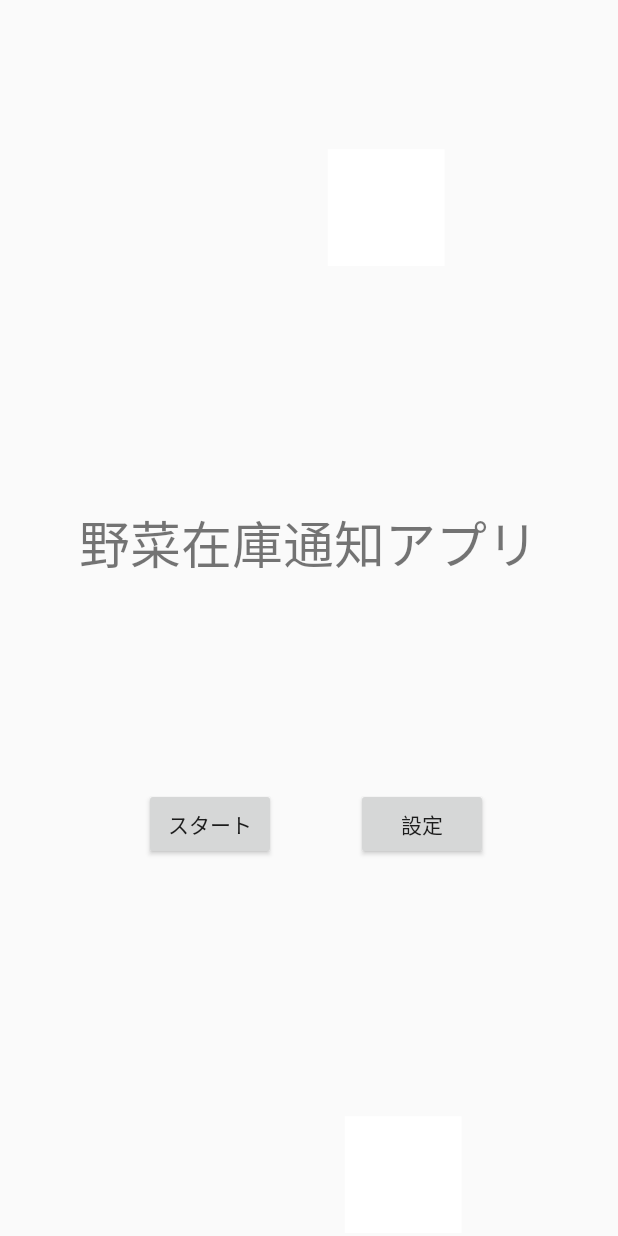
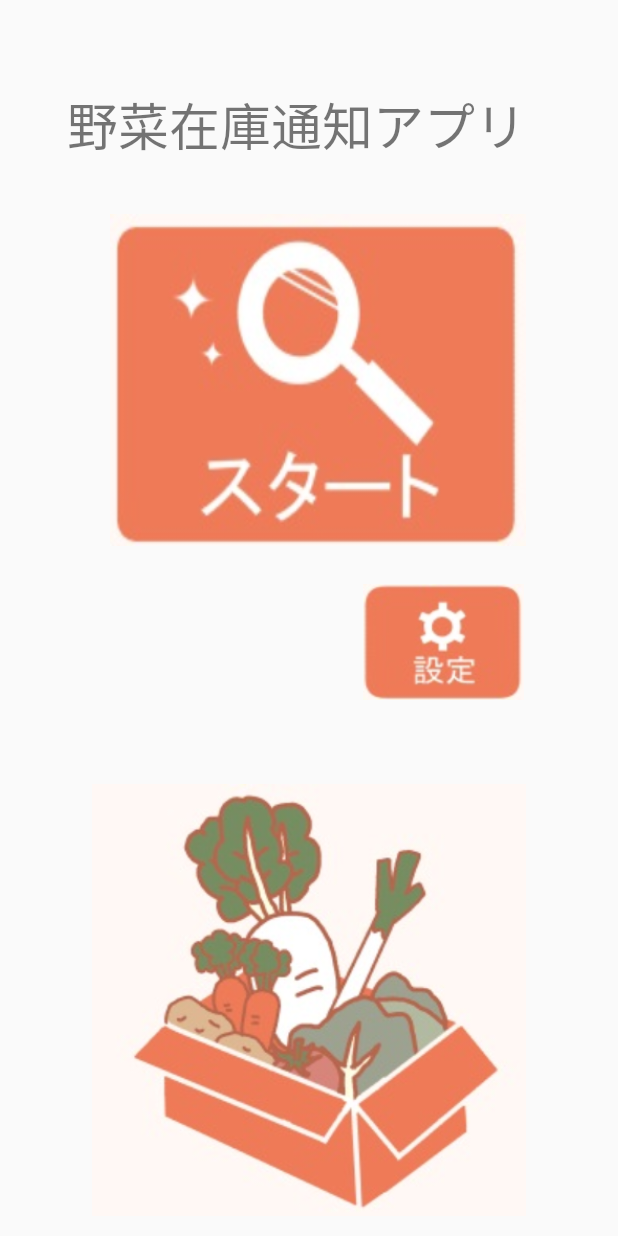
Before and after one commit to 18419NakamuraTemma/android-yolov3-linealarm, an Android app: the screen it shows after launch (Title), on a phone screen of 412 x 824 dp. Run offline under Robolectric (Android 15) with nearby library versions, the phone set to English and light mode, and no system bars.

Commit message:
UIを作成しました

```diff
--- a/app/src/main/AndroidManifest.xml
+++ b/app/src/main/AndroidManifest.xml
@@ -16,7 +16,7 @@
 
     <application
         android:allowBackup="true"
-        android:icon="@mipmap/ic_launcher"
+        android:icon="@drawable/appicon"
         android:label="@string/app_name"
         android:roundIcon="@mipmap/ic_launcher_round"
         android:supportsRtl="true"
--- a/app/src/main/java/com/yolov3android/Title.java
+++ b/app/src/main/java/com/yolov3android/Title.java
@@ -1,11 +1,13 @@
 package com.yolov3android;
 import androidx.appcompat.app.AppCompatActivity;
 import android.content.Intent;
+import android.media.Image;
 import android.os.Bundle;
 import android.view.View;
 import android.view.Window;
 import android.view.WindowManager;
 import android.widget.Button;
+import android.widget.ImageButton;
 
 
 public class Title extends AppCompatActivity {
@@ -21,7 +23,7 @@ public class Title extends AppCompatActivity {
 
 
 
-        Button sendButton = findViewById(R.id.button_start);
+        ImageButton sendButton = findViewById(R.id.button_start);
         sendButton.setOnClickListener(new View.OnClickListener() {
             @Override
             public void onClick(View v) {
@@ -30,7 +32,7 @@ public class Title extends AppCompatActivity {
             }
         });
 
-        Button SettingButton = findViewById(R.id.button_setting);
+        ImageButton SettingButton = findViewById(R.id.button_setting);
         SettingButton.setOnClickListener(new View.OnClickListener() {
             @Override
             public void onClick(View v) {
--- a/app/src/main/res/layout/activity_title.xml
+++ b/app/src/main/res/layout/activity_title.xml
@@ -6,30 +6,49 @@
     android:layout_width="match_parent"
     android:layout_height="match_parent">
 
+    <ImageButton
+        android:id="@+id/button_start"
+        android:layout_width="277dp"
+        android:layout_height="221dp"
+        android:layout_margin="10dp"
 
-    <Button
-        android:id="@+id/button_setting"
-        android:layout_width="wrap_content"
-        android:layout_height="wrap_content"
-        android:text="設定"
+        android:background="@drawable/startbutton"
         app:layout_constraintBottom_toBottomOf="parent"
         app:layout_constraintEnd_toEndOf="parent"
-        app:layout_constraintHorizontal_bias="0.733"
+        app:layout_constraintHorizontal_bias="0.551"
         app:layout_constraintStart_toStartOf="parent"
         app:layout_constraintTop_toTopOf="parent"
-        app:layout_constraintVertical_bias="0.677" />
+        app:layout_constraintVertical_bias="0.228"
+        tools:ignore="MissingConstraints" />
 
-    <Button
-        android:id="@+id/button_start"
-        android:layout_width="wrap_content"
-        android:layout_height="wrap_content"
-        android:text="スタート"
+    <ImageButton
+        android:id="@+id/button_setting"
+        android:layout_width="107dp"
+        android:layout_height="77dp"
+        android:layout_margin="10dp"
+
+        android:background="@drawable/setting"
         app:layout_constraintBottom_toBottomOf="parent"
         app:layout_constraintEnd_toEndOf="parent"
-        app:layout_constraintHorizontal_bias="0.297"
+        app:layout_constraintHorizontal_bias="0.814"
         app:layout_constraintStart_toStartOf="parent"
         app:layout_constraintTop_toTopOf="parent"
-        app:layout_constraintVertical_bias="0.677" />
+        app:layout_constraintVertical_bias="0.522"
+        tools:ignore="MissingConstraints" />
+
+    <ImageView
+        android:id="@+id/button_league"
+        android:layout_width="289dp"
+        android:layout_height="288dp"
+        android:layout_margin="10dp"
+
+        android:background="@drawable/appimage"
+        app:layout_constraintBottom_toBottomOf="parent"
+        app:layout_constraintEnd_toEndOf="parent"
+        app:layout_constraintStart_toStartOf="parent"
+        app:layout_constraintTop_toTopOf="parent"
+        app:layout_constraintVertical_bias="0.993"
+        tools:ignore="MissingConstraints" />
 
     <TextView
         android:id="@+id/textView2"
@@ -39,35 +58,9 @@
         android:textSize="34dp"
         app:layout_constraintBottom_toBottomOf="parent"
         app:layout_constraintEnd_toEndOf="parent"
-        app:layout_constraintHorizontal_bias="0.498"
+        app:layout_constraintHorizontal_bias="0.424"
         app:layout_constraintStart_toStartOf="parent"
         app:layout_constraintTop_toTopOf="parent"
-        app:layout_constraintVertical_bias="0.435" />
+        app:layout_constraintVertical_bias="0.074" />
 
-    <TextView
-        android:layout_width="150dp"
-        android:layout_height="150dp"
-        android:layout_marginBottom="636dp"
-        android:text="■"
-        android:textColor="#FFFFFF"
-        android:textSize="130dp"
-        app:layout_constraintBottom_toBottomOf="parent"
-        app:layout_constraintEnd_toEndOf="parent"
-        app:layout_constraintHorizontal_bias="0.796"
-        app:layout_constraintStart_toStartOf="parent"
-        app:layout_constraintVertical_bias="0.092" />
-
-    <TextView
-        android:id="@+id/textView"
-        android:layout_width="106dp"
-        android:layout_height="141dp"
-        android:text="■"
-        android:textColor="#FFFFFF"
-        android:textSize="130dp"
-        app:layout_constraintBottom_toBottomOf="parent"
-        app:layout_constraintEnd_toEndOf="parent"
-        app:layout_constraintHorizontal_bias="0.718"
-        app:layout_constraintStart_toStartOf="parent"
-        app:layout_constraintTop_toTopOf="parent"
-        app:layout_constraintVertical_bias="1.0" />
 </androidx.constraintlayout.widget.ConstraintLayout>
```
Also changed, not shown: app/src/main/res/drawable/appicon.jpeg (added), app/src/main/res/drawable/appimage.jpg (added), app/src/main/res/drawable/setting.jpg (added), app/src/main/res/drawable/startbutton.jpg (added).
